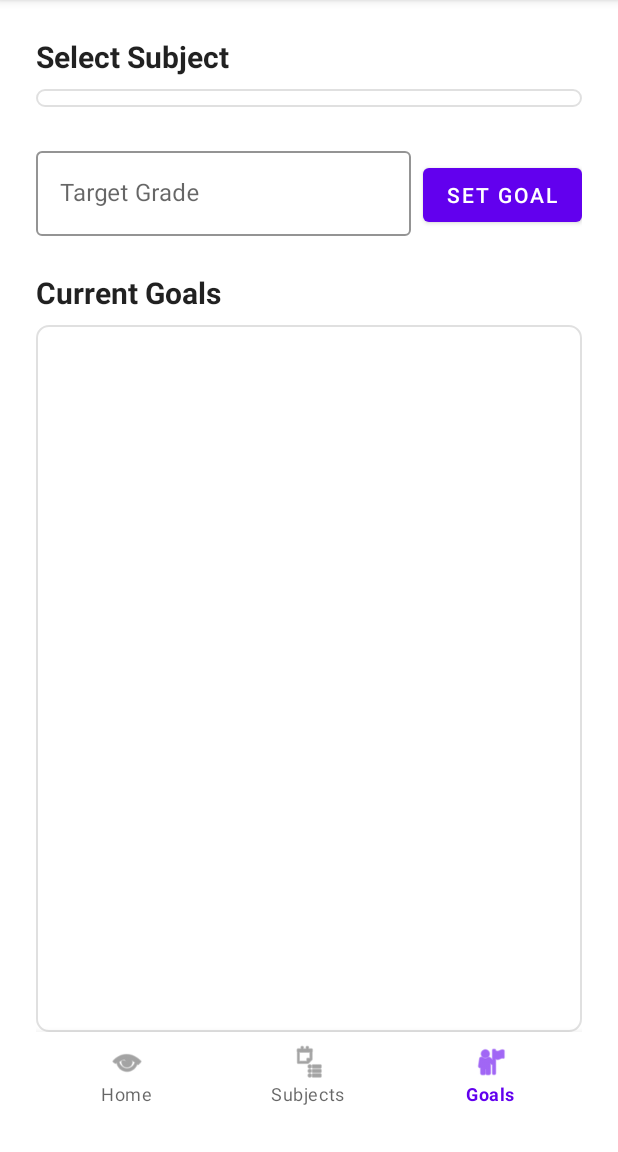
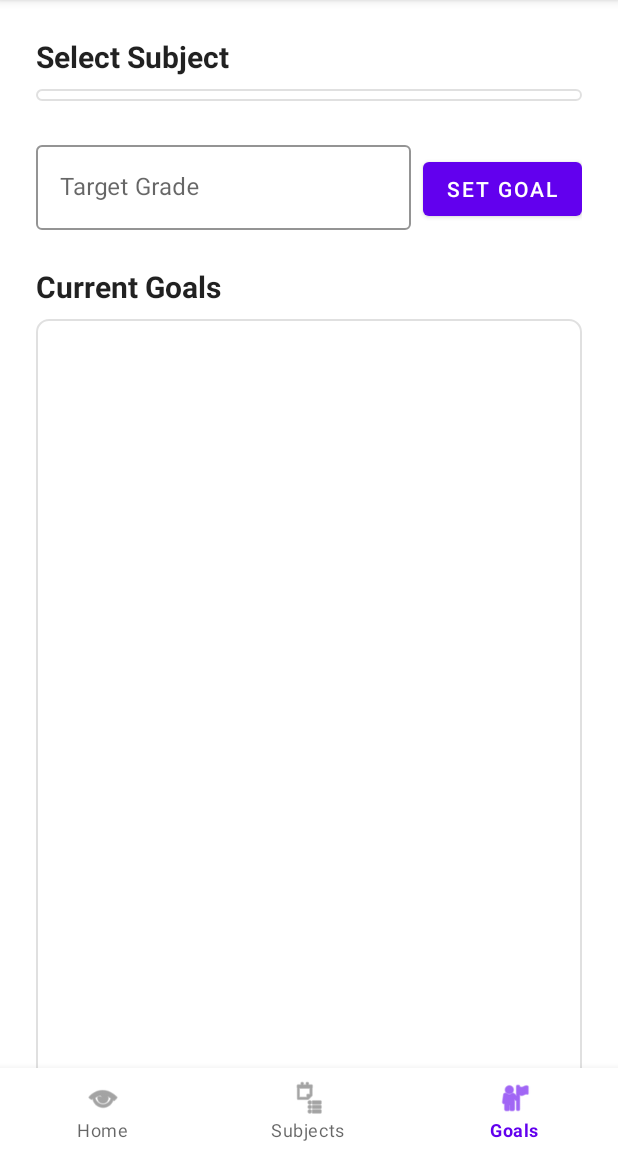
Before and after one commit to jungisafk/GradeTrackerMobileApp, an Android app built with Jetpack Compose: the GoalActivity screen opened directly, with no data from a screen before it, on a phone screen of 412 x 824 dp, the part 84-1236 px from its top. Run offline under Robolectric (Android 15) with nearby library versions, the phone set to English and light mode, and no system bars.

Commit message:
Refactored-removed redundancy and unused codes.
Fixed-layout issues and overlapping

Added-GPA computing

```diff
--- a/app/build.gradle.kts
+++ b/app/build.gradle.kts
@@ -55,9 +55,9 @@ dependencies {
     androidTestImplementation(libs.androidx.ui.test.junit4)
     debugImplementation(libs.androidx.ui.tooling)
     debugImplementation(libs.androidx.ui.test.manifest)
-
+    implementation ("androidx.coordinatorlayout:coordinatorlayout:1.3.0")
     // MPAndroidChart
     implementation("com.github.PhilJay:MPAndroidChart:v3.1.0")
     implementation("androidx.appcompat:appcompat:1.7.0")
-    implementation("com.google.android.material:material:1.11.0")
+    implementation("com.google.android.material:material:1.12.0")
 }
--- a/app/src/main/res/layout/activity_goal.xml
+++ b/app/src/main/res/layout/activity_goal.xml
@@ -1,49 +1,52 @@
 <?xml version="1.0" encoding="utf-8"?>
-<FrameLayout xmlns:android="http://schemas.android.com/apk/res/android"
+<androidx.coordinatorlayout.widget.CoordinatorLayout
+    xmlns:android="http://schemas.android.com/apk/res/android"
     xmlns:app="http://schemas.android.com/apk/res-auto"
     android:layout_width="match_parent"
     android:layout_height="match_parent"
-    android:background="?android:attr/windowBackground"
-    android:fitsSystemWindows="true">
+    android:fitsSystemWindows="true"
+    android:background="?android:attr/windowBackground">
 
     <LinearLayout
         android:layout_width="match_parent"
         android:layout_height="match_parent"
         android:orientation="vertical"
-        android:padding="24dp">
+        android:padding="24dp"
+        android:paddingBottom="0dp"
+        app:layout_behavior="@string/appbar_scrolling_view_behavior">
 
         <TextView
             android:layout_width="wrap_content"
             android:layout_height="wrap_content"
+            android:layout_marginBottom="8dp"
             android:text="Select Subject"
+            android:textColor="?android:attr/textColorPrimary"
             android:textSize="20sp"
-            android:textStyle="bold"
-            android:textColor="?android:attr/textColorPrimary"
-            android:layout_marginBottom="8dp"/>
+            android:textStyle="bold" />
 
         <androidx.recyclerview.widget.RecyclerView
             android:id="@+id/rvSubjects"
             android:layout_width="match_parent"
             android:layout_height="wrap_content"
+            android:background="@drawable/rounded_background"
+            android:clipToPadding="false"
+            android:elevation="2dp"
             android:maxHeight="200dp"
-            android:clipToPadding="false"
-            android:paddingBottom="12dp"
-            android:background="@drawable/rounded_background"
-            android:elevation="2dp"/>
+            android:paddingBottom="8dp" />
 
         <LinearLayout
             android:layout_width="match_parent"
             android:layout_height="wrap_content"
-            android:orientation="horizontal"
             android:layout_marginTop="24dp"
-            android:layout_marginBottom="24dp">
+            android:layout_marginBottom="24dp"
+            android:orientation="horizontal">
 
             <com.google.android.material.textfield.TextInputLayout
+                style="@style/Widget.MaterialComponents.TextInputLayout.OutlinedBox"
                 android:layout_width="0dp"
                 android:layout_height="wrap_content"
+                android:layout_marginEnd="8dp"
                 android:layout_weight="1"
-                android:layout_marginEnd="8dp"
-                style="@style/Widget.MaterialComponents.TextInputLayout.OutlinedBox"
                 app:boxStrokeColor="?attr/colorPrimary"
                 app:hintTextColor="?attr/colorPrimary">
 
@@ -57,20 +60,20 @@
 
             <com.google.android.material.button.MaterialButton
                 android:id="@+id/btnSetGoal"
+                style="@style/Widget.MaterialComponents.Button"
                 android:layout_width="wrap_content"
                 android:layout_height="wrap_content"
-                android:text="Set Goal"
-                style="@style/Widget.MaterialComponents.Button" />
+                android:text="Set Goal" />
         </LinearLayout>
 
         <TextView
             android:layout_width="wrap_content"
             android:layout_height="wrap_content"
+            android:layout_marginBottom="8dp"
             android:text="Current Goals"
+            android:textColor="?android:attr/textColorPrimary"
             android:textSize="20sp"
-            android:textStyle="bold"
-            android:textColor="?android:attr/textColorPrimary"
-            android:layout_marginBottom="8dp"/>
+            android:textStyle="bold" />
 
         <androidx.recyclerview.widget.RecyclerView
             android:id="@+id/rvGoals"
@@ -78,17 +81,9 @@
             android:layout_height="0dp"
             android:layout_weight="1"
             android:clipToPadding="false"
-            android:paddingBottom="12dp"
+            android:paddingBottom="80dp"
             android:background="@drawable/rounded_background"
-            android:elevation="2dp"/>
-
-        <com.google.android.material.bottomnavigation.BottomNavigationView
-            android:id="@+id/bottom_navigation"
-            android:layout_width="match_parent"
-            android:layout_height="wrap_content"
-            android:layout_gravity="bottom"
-            app:menu="@menu/bottom_nav_menu" />
-
+            android:elevation="2dp" />
     </LinearLayout>
 
     <ProgressBar
@@ -98,4 +93,13 @@
         android:layout_gravity="center"
         android:visibility="gone"/>
 
-</FrameLayout>
+    <com.google.android.material.bottomnavigation.BottomNavigationView
+        android:id="@+id/bottom_navigation"
+        android:layout_width="match_parent"
+        android:layout_height="wrap_content"
+        android:layout_gravity="bottom"
+        app:menu="@menu/bottom_nav_menu"
+        app:labelVisibilityMode="labeled"
+        android:background="?android:attr/windowBackground" />
+
+</androidx.coordinatorlayout.widget.CoordinatorLayout>
```
Also changed, not shown: app/src/main/java/com/example/gradetracker/AddGradeActivity.kt (deleted, +0 -257 lines), app/src/main/java/com/example/gradetracker/GradeAdapter.kt (deleted, +0 -23 lines), app/src/main/java/com/example/gradetracker/MainActivity.kt (+15 -10 lines), app/src/main/java/com/example/gradetracker/SubjectAdapter.kt (deleted, +0 -21 lines), app/src/main/java/com/example/gradetracker/SubjectDetailActivity.kt (+6 -8 lines), app/src/main/res/layout/activity_main.xml (+20 -27 lines), app/src/main/res/layout/activity_subject_detail.xml (+16 -6 lines), app/src/main/res/layout/activity_subject_management.xml (+17 -6 lines), app/src/main/java/com/example/gradetracker/models/Goal.kt (line endings or trailing spaces), app/src/main/java/com/example/gradetracker/models/Subject.kt (line endings or trailing spaces).
